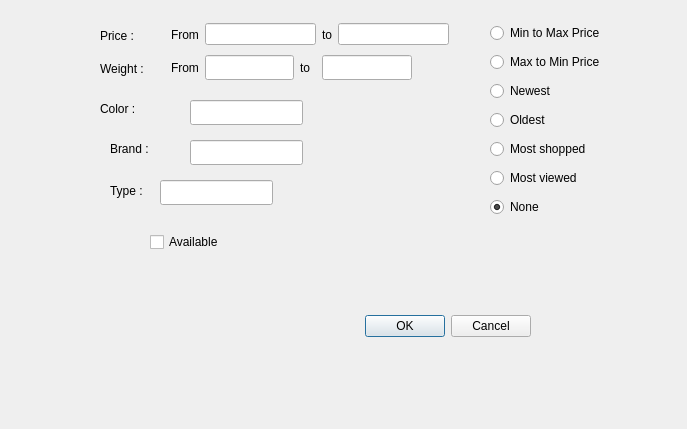
Qt form AP/search_tools.ui (AP-projects-4001/Guys) before a commit.
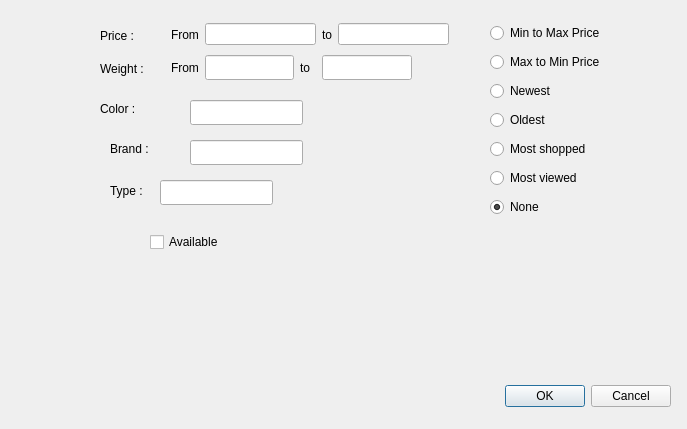
The same form after that commit.

Patch:
```diff
--- a/AP/search_tools.ui
+++ b/AP/search_tools.ui
@@ -16,9 +16,9 @@
   <widget class="QDialogButtonBox" name="buttonBox">
    <property name="geometry">
     <rect>
-     <x>190</x>
-     <y>310</y>
-     <width>341</width>
+     <x>500</x>
+     <y>380</y>
+     <width>171</width>
      <height>32</height>
     </rect>
    </property>
@@ -176,7 +176,7 @@
     <string>Type : </string>
    </property>
   </widget>
-  <widget class="QWidget" name="">
+  <widget class="QWidget" name="layoutWidget">
    <property name="geometry">
     <rect>
      <x>490</x>
@@ -240,7 +240,7 @@
     </item>
    </layout>
   </widget>
-  <widget class="QWidget" name="">
+  <widget class="QWidget" name="layoutWidget">
    <property name="geometry">
     <rect>
      <x>171</x>
```
